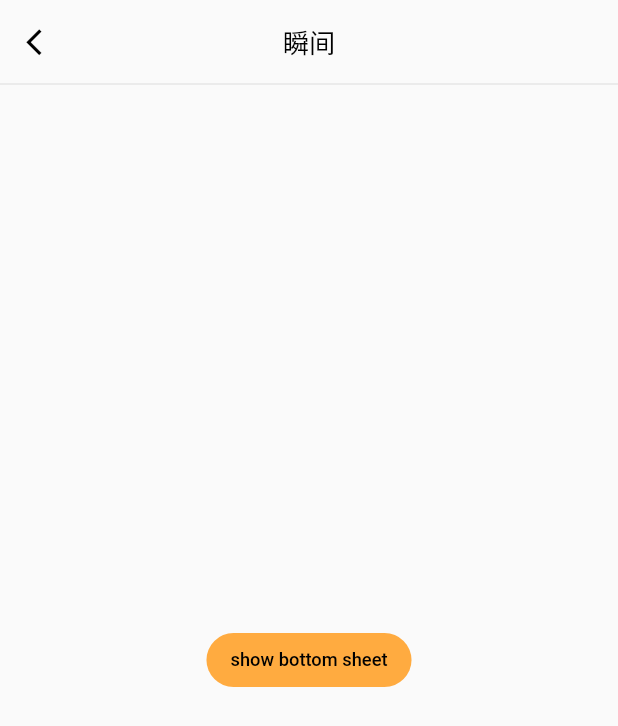
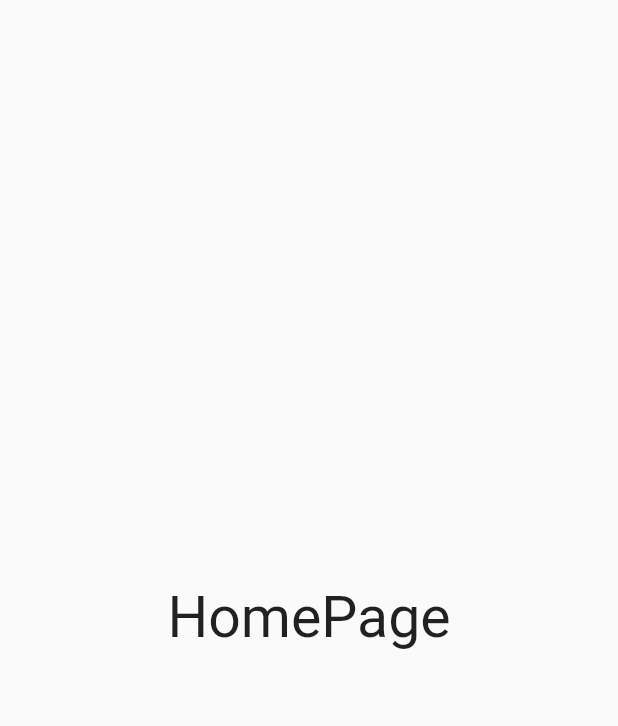
Before and after one commit to Junesui/travel_share, a Flutter app: the HomePage screen opened directly, on a phone screen of 412 x 824 dp. Shown: the top 726 px of the screen. Run offline on Flutter 3.47's test engine with Material 2 defaults, Android fonts, the phone set to English and light mode, and no system bars; our stand-ins replace awesome_dialog, cached_network_image, connectivity_plus, dio, event_bus, flutter_font_icons and 6 more; missing offline and left inert: wechat_assets_picker; accounts and stored records are empty.

Commit message:
★★★★★★★★★★★ 项目基础模板 ★★★★★★★★★★★

```diff
--- a/lib/constant/common/asset_constant.dart
+++ b/lib/constant/common/asset_constant.dart
@@ -1,8 +1,5 @@
 /// 资源路径常量
 class AssetConstant {
-  // 默认头像
-  static const String defaultAvatar = "assets/images/default_avatar.jpg";
-
-  // 页面加载出来之前的动画
+  // 加载动画
   static const String loadingAnimation = "assets/animation/loading_button.json";
 }
--- a/lib/constant/common/response_code_constant.dart
+++ b/lib/constant/common/response_code_constant.dart
@@ -1,5 +1,5 @@
 /// 服务器返回的自定义状态码
 class RespCodeConstant {
   // 未登录
-  static const int notLogin = 11000;
+  // static const int notLogin = 11000;
 }
--- a/lib/constant/common/sk_constant.dart
+++ b/lib/constant/common/sk_constant.dart
@@ -1,8 +1,8 @@
 /// 本地存储的 key 常量 (storageKeyConstant)
 class SKConstant {
   // 登录Token
-  static const String loginToken = "loginToken";
+  // static const String loginToken = "loginToken";
 
   // 欢迎页的是否同意app使用协议
-  static const String welcomeIsAgree = "welcomeIsAgree";
+  // static const String welcomeIsAgree = "welcomeIsAgree";
 }
--- a/lib/page/home/home_page.dart
+++ b/lib/page/home/home_page.dart
@@ -1,7 +1,4 @@
 import 'package:flutter/material.dart';
-import 'package:travel_share/util/toast_util.dart';
-import 'package:travel_share/widget/my_appbar.dart';
-import 'package:travel_share/widget/my_btn.dart';
 import 'package:travel_share/widget/my_text.dart';
 
 /// 首页
@@ -16,16 +13,12 @@ class _HomePageState extends State<HomePage> {
   @override
   Widget build(BuildContext context) {
     return Scaffold(
-        appBar: MyAppBar(
-          mTitle: "瞬间",
+      body: Center(
+        child: MyText(
+          text: "HomePage",
+          fontSize: 100,
         ),
-        body: Center(
-          child: MyBtn(
-            onPressed: () {
-              ToastUtil.show(msg: "根据消息长度决定自动消失时间(只对ios生效)");
-            },
-            child: const MyText(text: "show bottom sheet"),
-          ),
-        ));
+      ),
+    );
   }
 }
```
Also changed, not shown: 2 other files.
